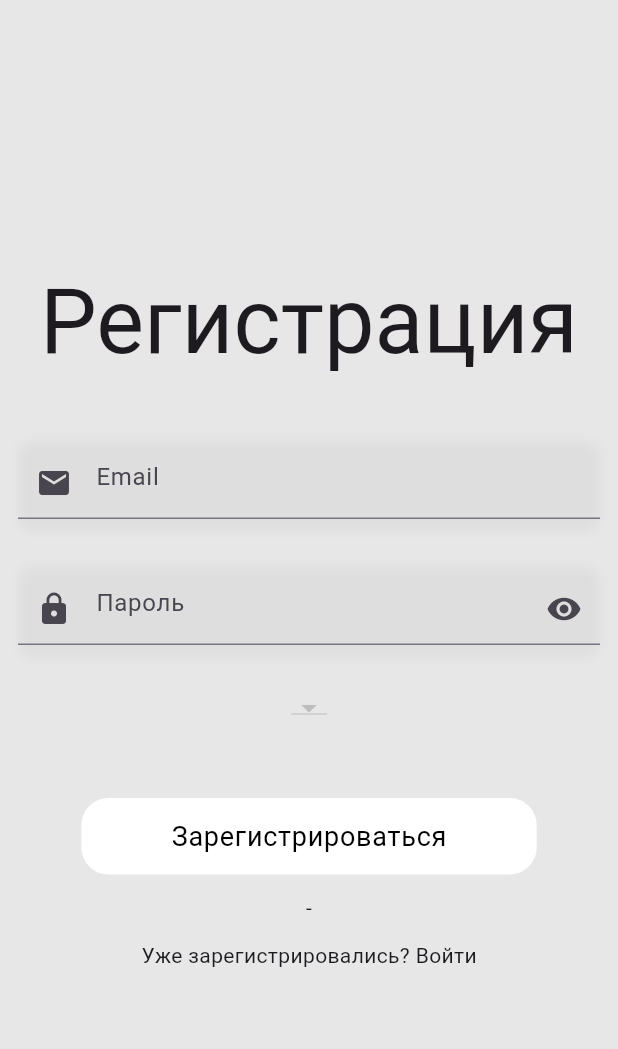
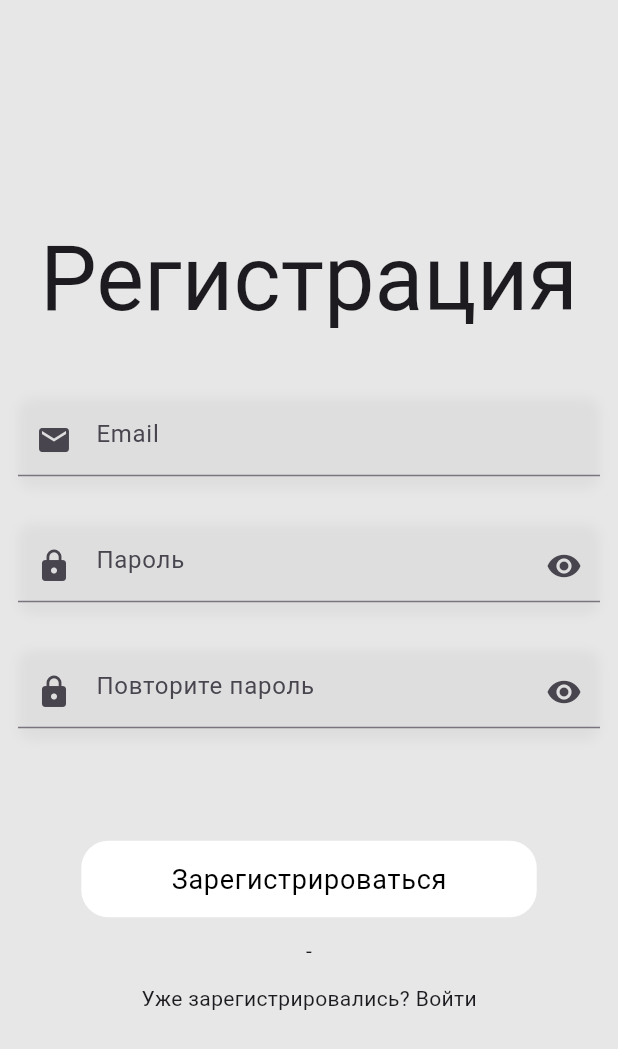
Before and after one commit to zanz9/TesterX2, a Flutter app: the RegisterScreen screen opened directly, after a tap on "Зарегистрироваться", on a phone screen of 412 x 824 dp. Shown: the top 1049 px of the screen. Run offline on Flutter 3.47's test engine with Material 3 defaults, Android fonts, the phone set to English and light mode, and no system bars; our stand-ins replace auto_route, cloud_firestore, file_picker, firebase_auth, firebase_core, flutter_bloc and 3 more; accounts and stored records are empty; network calls fail; statements that could not run were skipped.

Commit message:
register refactoring

```diff
--- a/lib/presentation/auth/models/user.dart
+++ /dev/null
@@ -1,5 +0,0 @@
-class CustomUser {
-  final String uid;
-
-  CustomUser({required this.uid});
-}
--- a/lib/presentation/auth/register/bloc/register_bloc.dart
+++ b/lib/presentation/auth/register/bloc/register_bloc.dart
@@ -12,19 +12,18 @@ class RegisterBloc extends Bloc<RegisterEvent, RegisterState> {
     on<OnRegister>((event, emit) async {
       emit(RegisterLoading());
       try {
-        await FirebaseAuth.instance.createUserWithEmailAndPassword(
-          email: event.email,
-          password: event.password,
-        );
-        await FirebaseAuth.instance.signInWithEmailAndPassword(
-            email: event.email, password: event.password);
-        AuthService().setUser();
+        await AuthService().register(event.email, event.password);
+        await AuthService().login(email: event.email, password: event.password);
         GetIt.I<AppRouter>().replace(const MainRoute());
       } on FirebaseAuthException catch (e) {
-        if (e.code == 'weak-password') {
-          emit(RegisterPasswordWeak());
-        } else if (e.code == 'email-already-in-use') {
+        if (e.code == "invalid-email") {
+          emit(RegisterInvalidEmail());
+        } else if (e.code == "missing-password") {
+          emit(RegisterMissingPassword());
+        } else if (e.code == "email-already-in-use") {
           emit(RegisterEmailAlreadyInUse());
+        } else {
+          emit(RegisterSomethingElse());
         }
       }
       emit(RegisterInitial());
--- a/lib/presentation/auth/register/bloc/register_state.dart
+++ b/lib/presentation/auth/register/bloc/register_state.dart
@@ -6,6 +6,10 @@ final class RegisterInitial extends RegisterState {}
 
 final class RegisterLoading extends RegisterState {}
 
-final class RegisterPasswordWeak extends RegisterState {}
+final class RegisterInvalidEmail extends RegisterState {}
+
+final class RegisterMissingPassword extends RegisterState {}
 
 final class RegisterEmailAlreadyInUse extends RegisterState {}
+
+final class RegisterSomethingElse extends RegisterState {}
--- a/lib/presentation/auth/register/view/register_screen.dart
+++ b/lib/presentation/auth/register/view/register_screen.dart
@@ -1,5 +1,4 @@
 import 'package:auto_route/auto_route.dart';
-import 'package:cloud_firestore/cloud_firestore.dart';
 import 'package:flutter/material.dart';
 import 'package:flutter_bloc/flutter_bloc.dart';
 import 'package:testerx2/presentation/auth/auth.dart';
@@ -16,17 +15,36 @@ class RegisterScreen extends StatelessWidget {
     final bloc = RegisterBloc();
     final TextEditingController emailController = TextEditingController();
     final TextEditingController passwordController = TextEditingController();
+    final TextEditingController passwordController2 = TextEditingController();
 
     register() {
-      bloc.add(OnRegister(
-        email: emailController.text,
-        password: passwordController.text,
-      ));
+      if (passwordController.text == passwordController2.text) {
+        bloc.add(OnRegister(
+          email: emailController.text,
+          password: passwordController.text,
+        ));
+      }
     }
 
     return BlocBuilder<RegisterBloc, RegisterState>(
       bloc: bloc,
       builder: (context, state) {
+        String errorText = '';
+        switch (state.runtimeType) {
+          case RegisterInvalidEmail:
+            errorText = 'Введенные данные некоректны';
+            break;
+          case RegisterMissingPassword:
+            errorText = 'Введенные данные некоректны';
+            break;
+          case RegisterEmailAlreadyInUse:
+            errorText = 'Соединение с сервером потеряна';
+            break;
+          case RegisterSomethingElse:
+            errorText = 'Что-то пошло не так';
+            break;
+        }
+
         return Scaffold(
           body: Padding(
             padding: const EdgeInsets.all(12),
@@ -46,13 +64,22 @@ class RegisterScreen extends StatelessWidget {
                 PasswordInput(
                   labelHide: true,
                   controller: passwordController,
+                ),
+                const SizedBox(height: 24),
+                PasswordInput(
+                  isSecond: true,
+                  labelHide: true,
+                  controller: passwordController2,
                   onSubmitted: (value) {
                     register();
                   },
                 ),
-                const SizedBox(height: 24),
-                const BuildDropdownButton(),
-                const SizedBox(height: 48),
+                const SizedBox(height: 12),
+                Text(
+                  errorText,
+                  style: const TextStyle(color: Colors.red),
+                ),
+                const SizedBox(height: 36),
                 SignButton(
                   loading: state is RegisterLoading,
                   text: 'Зарегистрироваться',
@@ -76,35 +103,3 @@ class RegisterScreen extends StatelessWidget {
     );
   }
 }
-
-class BuildDropdownButton extends StatefulWidget {
-  const BuildDropdownButton({
-    super.key,
-  });
-
-  @override
-  State<BuildDropdownButton> createState() => _BuildDropdownButtonState();
-}
-
-class _BuildDropdownButtonState extends State<BuildDropdownButton> {
-  late List list = [];
-  @override
-  void initState() {
-    super.initState();
-    final db = FirebaseFirestore.instance;
-    db.collection('groups').get().then((event) {
-      for (var doc in event.docs) {
-        list.add(doc.data()['name']);
-      }
-    });
-  }
-
-  @override
-  Widget build(BuildContext context) {
-    return DropdownButton(
-        items: list.map<DropdownMenuItem>((e) {
-          return DropdownMenuItem(child: Text(e));
-        }).toList(),
-        onChanged: (v) {});
-  }
-}
--- a/lib/presentation/auth/widgets/password_input.dart
+++ b/lib/presentation/auth/widgets/password_input.dart
@@ -9,8 +9,8 @@ class PasswordInput extends StatefulWidget {
     this.onSubmitted,
   });
   final bool labelHide;
+  final TextEditingController controller;
   final bool isSecond;
-  final TextEditingController controller;
   final Function(String)? onSubmitted;
 
   @override
@@ -19,6 +19,8 @@ class PasswordInput extends StatefulWidget {
 
 class _PasswordLabelState extends State<PasswordInput> {
   bool isHide = true;
+  var focus = FocusNode(skipTraversal: true);
+
   @override
   Widget build(BuildContext context) {
     return Column(
@@ -40,6 +42,7 @@ class _PasswordLabelState extends State<PasswordInput> {
             ],
           ),
           child: TextField(
+            focusNode: focus,
             textInputAction: TextInputAction.go,
             onSubmitted: widget.onSubmitted,
             controller: widget.controller,
@@ -48,7 +51,9 @@ class _PasswordLabelState extends State<PasswordInput> {
             decoration: InputDecoration(
               prefixIcon: const Icon(Icons.lock),
               hintText: !widget.isSecond ? 'Пароль' : 'Повторите пароль',
-              suffixIcon: IconButton(
+              suffixIcon: Focus(
+                focusNode: focus,
+                child: IconButton(
                   onPressed: () {
                     setState(() {
                       isHide = !isHide;
@@ -59,6 +64,7 @@ class _PasswordLabelState extends State<PasswordInput> {
               ),
             ),
           ),
+        ),
       ],
     );
   }
--- a/lib/presentation/auth/widgets/sign_button.dart
+++ b/lib/presentation/auth/widgets/sign_button.dart
@@ -19,8 +19,8 @@ class SignButton extends StatelessWidget {
       borderRadius: BorderRadius.circular(18),
       color: Colors.white,
       child: InkWell(
-        highlightColor: Colors.black12,
-        splashColor: Colors.black12,
+        highlightColor: theme.splashColor,
+        splashColor: theme.splashColor,
         borderRadius: BorderRadius.circular(18),
         onTap: onTap,
         child: Padding(
--- a/lib/presentation/settings/blocks/build_exit_from_account.dart
+++ b/lib/presentation/settings/blocks/build_exit_from_account.dart
@@ -8,7 +8,7 @@ class BuildExitFromAccount extends StatelessWidget {
   const BuildExitFromAccount({super.key});
 
   Future<void> signOut() async {
-    await AuthService.logout();
+    await AuthService().logout();
   }
 
   @override
--- a/lib/router/guard.dart
+++ b/lib/router/guard.dart
@@ -5,7 +5,7 @@
 class AuthGuard extends AutoRouteGuard {
   @override
   void onNavigation(NavigationResolver resolver, StackRouter router) {
-    if (AuthService.isAuth()) {
+    if (AuthService().isAuth()) {
       resolver.next(true);
     } else {
       resolver.redirect(const LoginRoute());
--- a/lib/utils/firestore/auth.dart
+++ b/lib/utils/firestore/auth.dart
@@ -3,14 +3,30 @@ import 'package:firebase_auth/firebase_auth.dart';
 
 class AuthService {
   final db = FirebaseFirestore.instance;
+  final authInstance = FirebaseAuth.instance;
 
-  static bool isAuth() {
-    final user = FirebaseAuth.instance.currentUser;
-    return user != null;
+  Future<UserCredential> login({String? email, String? password}) async {
+    UserCredential user;
+    if (email == null || password == null) {
+      user = await authInstance.signInAnonymously();
+    } else {
+      user = await authInstance.signInWithEmailAndPassword(
+          email: email, password: password);
+    }
+    AuthService().setUser();
+    return user;
   }
 
+  Future<UserCredential> register(String email, String password) async =>
+      await authInstance.createUserWithEmailAndPassword(
+          email: email, password: password);
+
+  Future<void> logout() async => await authInstance.signOut();
+
+  bool isAuth() => authInstance.currentUser == null;
+
   Future<Map<String, dynamic>?> getUser() async {
-    final uid = FirebaseAuth.instance.currentUser?.uid;
+    final uid = authInstance.currentUser?.uid;
     final user = await db.collection('users').doc(uid).get();
     Map<String, dynamic>? userData = user.data();
     return userData;
@@ -18,7 +34,7 @@ class AuthService {
 
   setUser({Map<String, dynamic>? data}) async {
     data ??= {};
-    final uid = FirebaseAuth.instance.currentUser?.uid;
+    final uid = authInstance.currentUser?.uid;
     Map<String, dynamic> userData = await getUser() ?? {};
 
     Map<String, dynamic> newData = {...userData, ...data, "uid": uid};
@@ -29,18 +45,4 @@ class AuthService {
     final user = await getUser();
     return user!['isAdmin'] ?? false;
   }
-
-  Future<UserCredential> login({String? email, String? password}) async {
-    UserCredential user;
-    if (email == null || password == null) {
-      user = await FirebaseAuth.instance.signInAnonymously();
-    } else {
-      user = await FirebaseAuth.instance
-          .signInWithEmailAndPassword(email: email, password: password);
-    }
-    AuthService().setUser();
-    return user;
-  }
-
-  static Future<void> logout() async => await FirebaseAuth.instance.signOut();
 }
```
Lines whose indentation alone changed are shown as unchanged.
